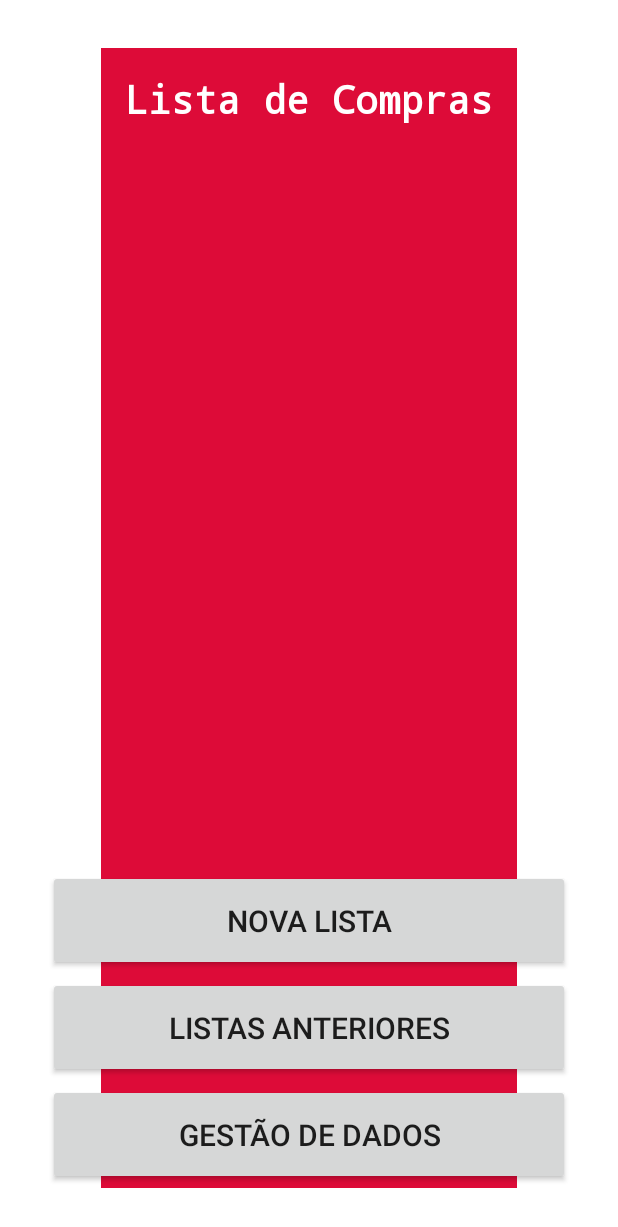
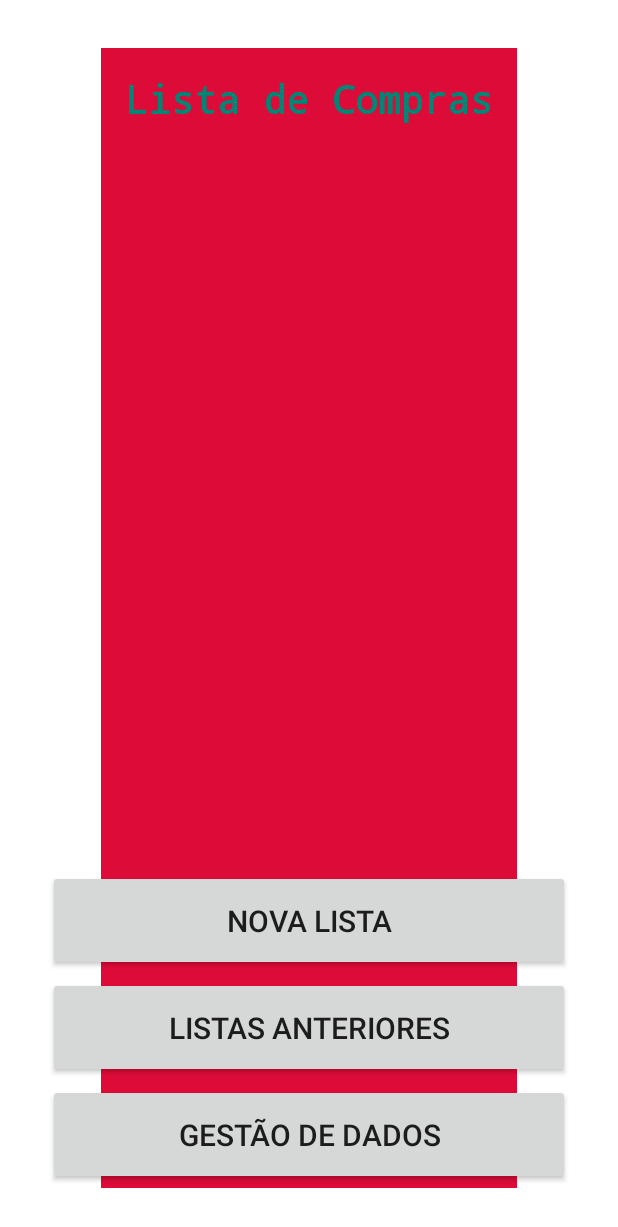
Before and after one commit to gustavolemos15/AmovTP1, an Android app: the screen it shows after launch (MainActivity), on a phone screen of 412 x 824 dp. Shown: the top 1227 px of the screen. Run offline under Robolectric (Android 15) with nearby library versions, the phone set to English and light mode, and no system bars.

Commit message:
commit de teste

```diff
--- a/app/src/main/res/layout/activity_main.xml
+++ b/app/src/main/res/layout/activity_main.xml
@@ -16,7 +16,7 @@
         android:padding="16dp"
         android:text="@string/titulo"
         android:textAlignment="center"
-        android:textColor="#ffffff"
+        android:textColor="@color/colorPrimary"
         android:textSize="26dp"
         android:textStyle="bold"
         android:typeface="monospace" />
```
